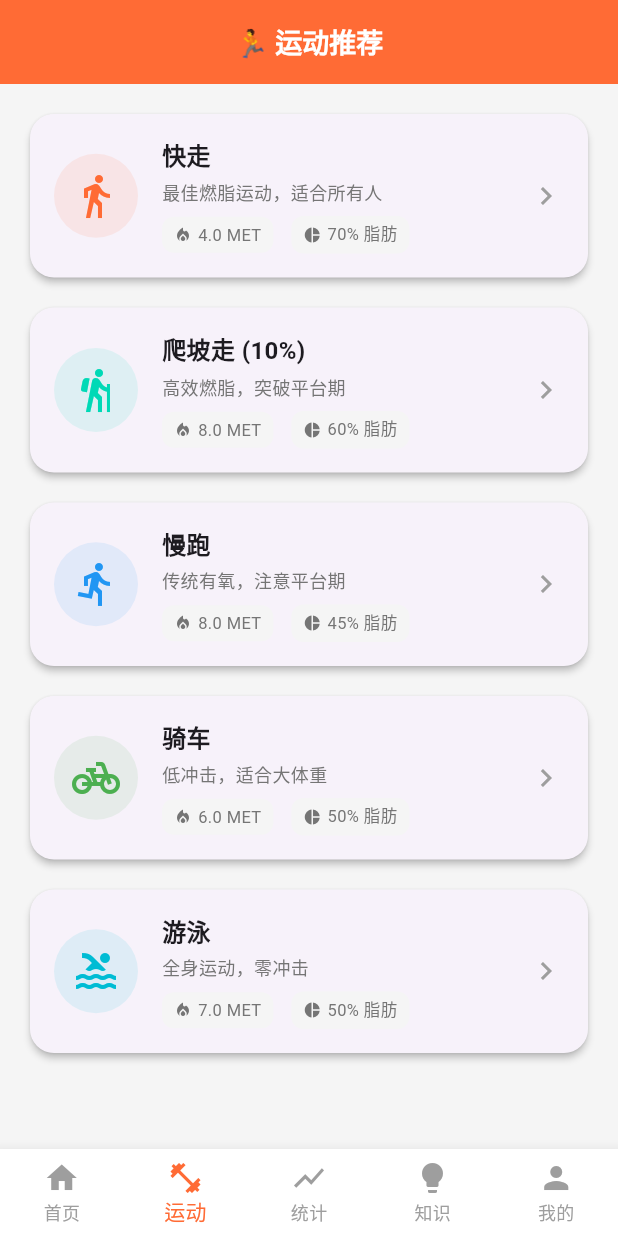
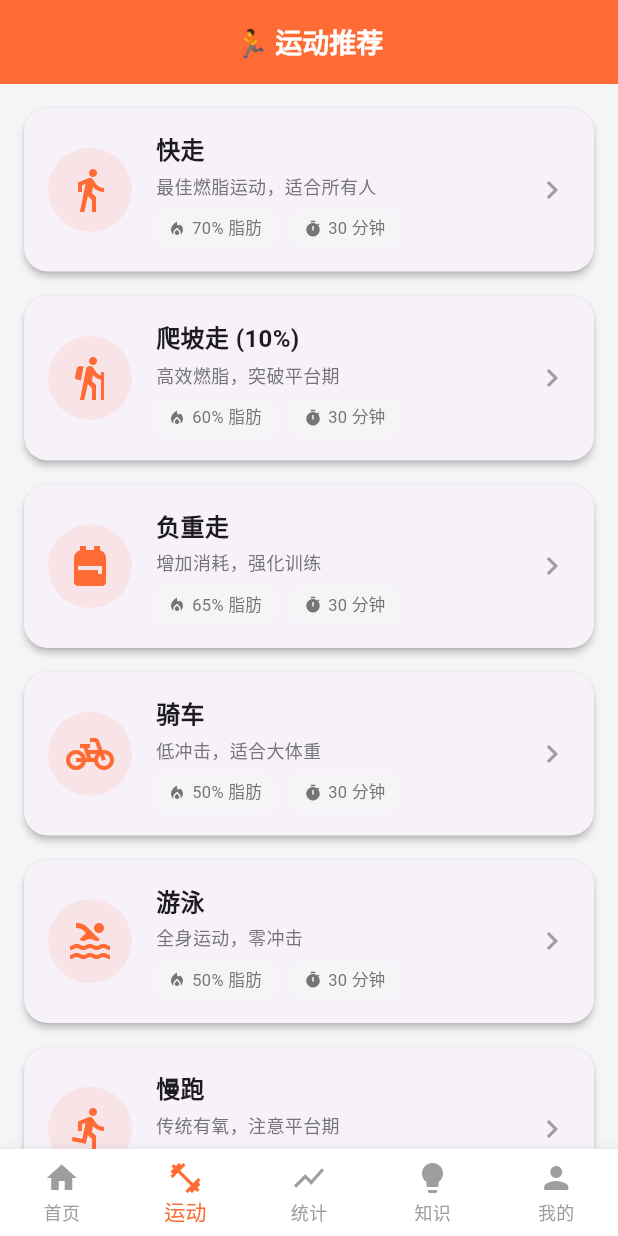
Before and after one commit to aaa17001/fat-burn-app-flutter, a Flutter app: the screen it shows after launch, item 2 of the bottom bar chosen, on a phone screen of 412 x 824 dp. Run offline on Flutter 3.47's test engine with Material 3 defaults, Android fonts, the light colour scheme and no system bars.

Commit message:
feat: 实现运动计时功能 - 添加运动详情页、计时器、卡路里计算

```diff
--- a/lib/screens/exercise_screen.dart
+++ b/lib/screens/exercise_screen.dart
@@ -1,84 +1,88 @@
 import 'package:flutter/material.dart';
+import 'exercise_detail_screen.dart';
 
 class ExerciseScreen extends StatelessWidget {
   const ExerciseScreen({super.key});
 
   @override
   Widget build(BuildContext context) {
+    final exercises = [
+      {
+        'name': '快走',
+        'icon': Icons.directions_walk,
+        'fatPercentage': 70,
+        'duration': '30 分钟',
+        'fatBurn': '11.7g',
+        'desc': '最佳燃脂运动，适合所有人',
+      },
+      {
+        'name': '爬坡走 (10%)',
+        'icon': Icons.hiking,
+        'fatPercentage': 60,
+        'duration': '30 分钟',
+        'fatBurn': '23.3g',
+        'desc': '高效燃脂，突破平台期',
+      },
+      {
+        'name': '负重走',
+        'icon': Icons.backpack,
+        'fatPercentage': 65,
+        'duration': '30 分钟',
+        'fatBurn': '14.1g',
+        'desc': '增加消耗，强化训练',
+      },
+      {
+        'name': '骑车',
+        'icon': Icons.pedal_bike,
+        'fatPercentage': 50,
+        'duration': '30 分钟',
+        'fatBurn': '13.9g',
+        'desc': '低冲击，适合大体重',
+      },
+      {
+        'name': '游泳',
+        'icon': Icons.pool,
+        'fatPercentage': 50,
+        'duration': '30 分钟',
+        'fatBurn': '16.7g',
+        'desc': '全身运动，零冲击',
+      },
+      {
+        'name': '慢跑',
+        'icon': Icons.directions_run,
+        'fatPercentage': 45,
+        'duration': '20 分钟',
+        'fatBurn': '15.0g',
+        'desc': '传统有氧，注意平台期',
+      },
+    ];
+
     return Scaffold(
       appBar: AppBar(
         title: const Text('🏃 运动推荐'),
+        backgroundColor: const Color(0xFFFF6B35),
       ),
-      body: ListView(
+      body: ListView.builder(
         padding: const EdgeInsets.all(16),
-        children: [
-          _buildExerciseCard(
+        itemCount: exercises.length,
+        itemBuilder: (context, index) {
+          final exercise = exercises[index];
+          return Card(
+            margin: const EdgeInsets.only(bottom: 16),
+            child: InkWell(
+              onTap: () {
+                Navigator.push(
                   context,
-            icon: Icons.directions_walk,
-            name: '快走',
-            description: '最佳燃脂运动，适合所有人',
-            met: 4.0,
-            fatPercentage: 70,
-            color: const Color(0xFFFF6B35),
+                  MaterialPageRoute(
+                    builder: (context) => ExerciseDetailScreen(
+                      exerciseName: exercise['name'] as String,
+                      icon: exercise['icon'] as IconData,
+                      fatPercentage: exercise['fatPercentage'] as int,
+                      duration: exercise['duration'] as String,
+                      fatBurn: exercise['fatBurn'] as String,
                     ),
-          const SizedBox(height: 12),
-          _buildExerciseCard(
-            context,
-            icon: Icons.hiking,
-            name: '爬坡走 (10%)',
-            description: '高效燃脂，突破平台期',
-            met: 8.0,
-            fatPercentage: 60,
-            color: const Color(0xFF00D9B6),
-          ),
-          const SizedBox(height: 12),
-          _buildExerciseCard(
-            context,
-            icon: Icons.directions_run,
-            name: '慢跑',
-            description: '传统有氧，注意平台期',
-            met: 8.0,
-            fatPercentage: 45,
-            color: Colors.blue,
-          ),
-          const SizedBox(height: 12),
-          _buildExerciseCard(
-            context,
-            icon: Icons.pedal_bike,
-            name: '骑车',
-            description: '低冲击，适合大体重',
-            met: 6.0,
-            fatPercentage: 50,
-            color: Colors.green,
-          ),
-          const SizedBox(height: 12),
-          _buildExerciseCard(
-            context,
-            icon: Icons.pool,
-            name: '游泳',
-            description: '全身运动，零冲击',
-            met: 7.0,
-            fatPercentage: 50,
-            color: Colors.cyan,
-          ),
-        ],
                   ),
                 );
-  }
-
-  Widget _buildExerciseCard(
-    BuildContext context, {
-    required IconData icon,
-    required String name,
-    required String description,
-    required double met,
-    required int fatPercentage,
-    required Color color,
-  }) {
-    return Card(
-      child: InkWell(
-        onTap: () {
-          _showExerciseDetail(context, name, description, met, fatPercentage, color);
               },
               borderRadius: BorderRadius.circular(16),
               child: Padding(
@@ -88,10 +92,14 @@ class ExerciseScreen extends StatelessWidget {
                     Container(
                       padding: const EdgeInsets.all(12),
                       decoration: BoxDecoration(
-                  color: color.withOpacity(0.1),
+                        color: const Color(0xFFFF6B35).withOpacity(0.1),
                         shape: BoxShape.circle,
                       ),
-                child: Icon(icon, color: color, size: 32),
+                      child: Icon(
+                        exercise['icon'] as IconData,
+                        color: const Color(0xFFFF6B35),
+                        size: 32,
+                      ),
                     ),
                     const SizedBox(width: 16),
                     Expanded(
@@ -99,7 +107,7 @@ class ExerciseScreen extends StatelessWidget {
                         crossAxisAlignment: CrossAxisAlignment.start,
                         children: [
                           Text(
-                      name,
+                            exercise['name'] as String,
                             style: const TextStyle(
                               fontSize: 16,
                               fontWeight: FontWeight.bold,
@@ -107,7 +115,7 @@ class ExerciseScreen extends StatelessWidget {
                           ),
                           const SizedBox(height: 4),
                           Text(
-                      description,
+                            exercise['desc'] as String,
                             style: TextStyle(
                               color: Colors.grey[600],
                               fontSize: 12,
@@ -117,13 +125,13 @@ class ExerciseScreen extends StatelessWidget {
                           Row(
                             children: [
                               _buildInfoChip(
-                          icon: Icons.local_fire_department,
-                          label: '${met} MET',
+                                Icons.local_fire_department,
+                                '${exercise['fatPercentage']}% 脂肪',
                               ),
                               const SizedBox(width: 12),
                               _buildInfoChip(
-                          icon: Icons.pie_chart,
-                          label: '$fatPercentage% 脂肪',
+                                Icons.timer,
+                                exercise['duration'] as String,
                               ),
                             ],
                           ),
@@ -136,9 +144,12 @@ class ExerciseScreen extends StatelessWidget {
               ),
             ),
           );
+        },
+      ),
+    );
   }
 
-  Widget _buildInfoChip({required IconData icon, required String label}) {
+  Widget _buildInfoChip(IconData icon, String label) {
     return Container(
       padding: const EdgeInsets.symmetric(horizontal: 8, vertical: 4),
       decoration: BoxDecoration(
@@ -161,136 +172,4 @@ class ExerciseScreen extends StatelessWidget {
       ),
     );
   }
-
-  void _showExerciseDetail(
-    BuildContext context,
-    String name,
-    String description,
-    double met,
-    int fatPercentage,
-    Color color,
-  ) {
-    showModalBottomSheet(
-      context: context,
-      shape: const RoundedRectangleBorder(
-        borderRadius: BorderRadius.vertical(top: Radius.circular(20)),
-      ),
-      builder: (context) => Padding(
-        padding: const EdgeInsets.all(24),
-        child: Column(
-          mainAxisSize: MainAxisSize.min,
-          crossAxisAlignment: CrossAxisAlignment.start,
-          children: [
-            Center(
-              child: Container(
-                width: 40,
-                height: 4,
-                decoration: BoxDecoration(
-                  color: Colors.grey[300],
-                  borderRadius: BorderRadius.circular(2),
-                ),
-              ),
-            ),
-            const SizedBox(height: 24),
-            Text(
-              name,
-              style: const TextStyle(
-                fontSize: 24,
-                fontWeight: FontWeight.bold,
-              ),
-            ),
-            const SizedBox(height: 8),
-            Text(
-              description,
-              style: TextStyle(
-                color: Colors.grey[600],
-                fontSize: 14,
-              ),
-            ),
-            const SizedBox(height: 24),
-            Row(
-              children: [
-                _buildDetailItem(
-                  icon: Icons.local_fire_department,
-                  label: '强度',
-                  value: '${met} MET',
-                  color: color,
-                ),
-                const SizedBox(width: 24),
-                _buildDetailItem(
-                  icon: Icons.pie_chart,
-                  label: '脂肪供能',
-                  value: '$fatPercentage%',
-                  color: color,
-                ),
-              ],
-            ),
-            const SizedBox(height: 24),
-            SizedBox(
-              width: double.infinity,
-              child: ElevatedButton(
-                onPressed: () {
-                  Navigator.pop(context);
-                  ScaffoldMessenger.of(context).showSnackBar(
-                    const SnackBar(content: Text('开始运动！')),
-                  );
-                },
-                style: ElevatedButton.styleFrom(
-                  backgroundColor: color,
-                  padding: const EdgeInsets.symmetric(vertical: 16),
-                  shape: RoundedRectangleBorder(
-                    borderRadius: BorderRadius.circular(12),
-                  ),
-                ),
-                child: const Text(
-                  '开始运动',
-                  style: TextStyle(fontSize: 16),
-                ),
-              ),
-            ),
-            const SizedBox(height: 12),
-          ],
-        ),
-      ),
-    );
 }
-
-  Widget _buildDetailItem({
-    required IconData icon,
-    required String label,
-    required String value,
-    required Color color,
-  }) {
-    return Expanded(
-      child: Container(
-        padding: const EdgeInsets.all(16),
-        decoration: BoxDecoration(
-          color: color.withOpacity(0.1),
-          borderRadius: BorderRadius.circular(12),
-        ),
-        child: Column(
-          children: [
-            Icon(icon, color: color, size: 28),
-            const SizedBox(height: 8),
-            Text(
-              label,
-              style: TextStyle(
-                color: Colors.grey[600],
-                fontSize: 12,
-              ),
-            ),
-            const SizedBox(height: 4),
-            Text(
-              value,
-              style: TextStyle(
-                color: color,
-                fontSize: 18,
-                fontWeight: FontWeight.bold,
-              ),
-            ),
-          ],
-        ),
-      ),
-    );
-  }
-}
```
Also changed, not shown: lib/screens/exercise_detail_screen.dart (added, +315 -0 lines), lib/screens/home_screen.dart (+15 -1 lines). Lines whose indentation alone changed are shown as unchanged.
